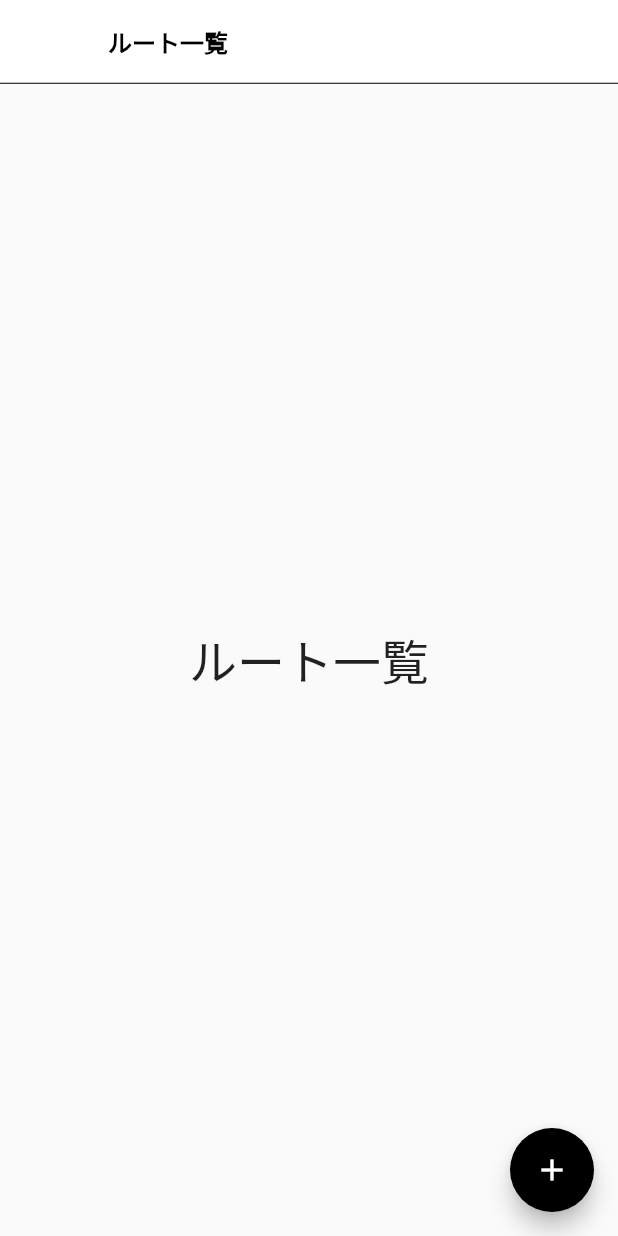
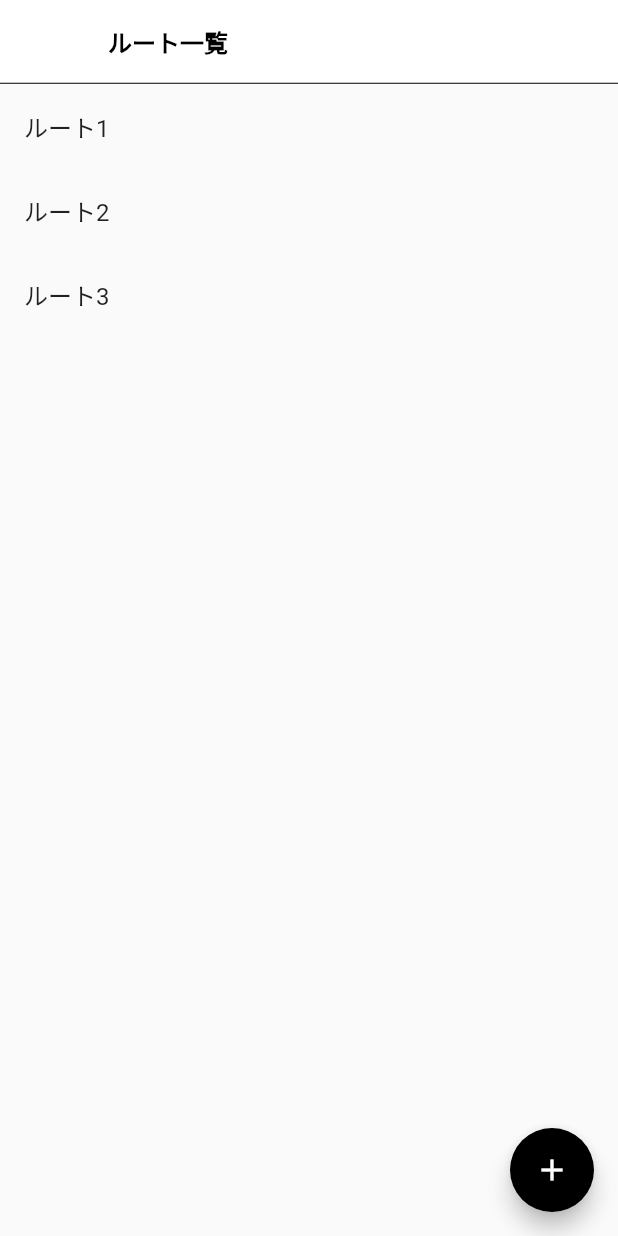
Before and after one commit to yudai2929/flutter-cheese, a Flutter app: the RouteScreen screen opened by its route, after a tap on the "add" icon, on a phone screen of 412 x 824 dp. Run offline on Flutter 3.47's test engine with Material 2 defaults, Android fonts, the phone set to English and light mode, and no system bars; our stand-ins replace appinio_swiper.

Commit message:
add: route一覧画面の仮実装

```diff
--- a/lib/src/screens/route/screnn.dart
+++ b/lib/src/screens/route/screnn.dart
@@ -1,23 +1,37 @@
 import 'package:cheese_client/src/components/ui/header.dart';
 import 'package:flutter/material.dart';
 
-class RouteScreen extends StatelessWidget {
+class RouteScreen extends StatefulWidget {
   const RouteScreen({Key? key}) : super(key: key);
+
+  @override
+  _RouteScreenState createState() => _RouteScreenState();
+}
+
+class _RouteScreenState extends State<RouteScreen> {
+  List<String> routes = ['ルート1', 'ルート2', 'ルート3'];
 
   @override
   Widget build(BuildContext context) {
     return Scaffold(
       appBar: const Header(title: "ルート一覧"),
-      body:
-          const Center(child: Text('ルート一覧', style: TextStyle(fontSize: 32.0))),
+      body: ListView.builder(
+        itemCount: routes.length,
+        itemBuilder: (context, index) {
+          return ListTile(
+            title: Text(routes[index]),
+            onTap: () {
+              // Navigator.pushNamed(context, '/route/${routes[index]}');
+            },
+          );
+        },
+      ),
       floatingActionButton: FloatingActionButton(
         onPressed: () {
-          print("ルート追加");
+          // Navigator.pushNamed(context, '/route/new');
         },
         backgroundColor: Colors.black,
-        child: const Icon(
-          Icons.add,
-        ),
+        child: Icon(Icons.add),
       ),
     );
   }
```
